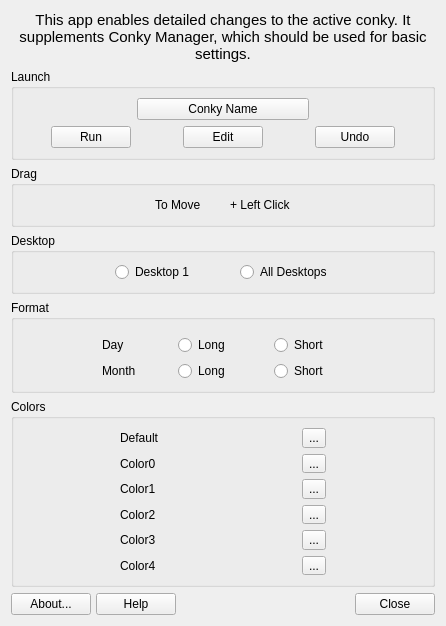
Above: mainwindow.ui from AdrianTM/mx-conky before the change. Below: the same form after it.
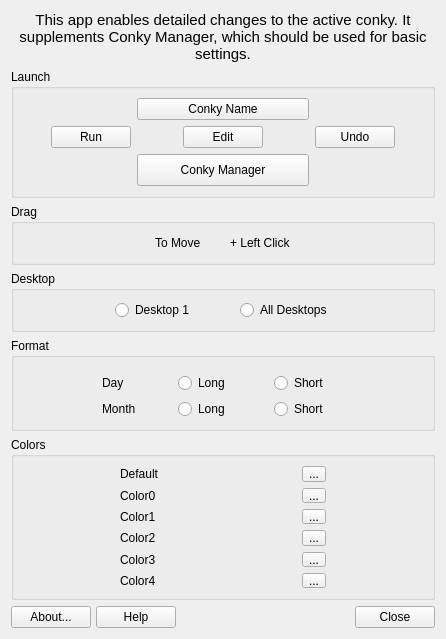
That is the form after the change. Icons and pictures are not drawn.

```diff
--- a/mainwindow.ui
+++ b/mainwindow.ui
@@ -7,7 +7,7 @@
     <x>0</x>
     <y>0</y>
     <width>446</width>
-    <height>626</height>
+    <height>631</height>
    </rect>
   </property>
   <property name="windowTitle">
@@ -160,6 +160,28 @@
         </property>
        </widget>
       </item>
+      <item row="2" column="2" colspan="3">
+       <widget class="QPushButton" name="buttonCM">
+        <property name="sizePolicy">
+         <sizepolicy hsizetype="Minimum" vsizetype="Minimum">
+          <horstretch>0</horstretch>
+          <verstretch>0</verstretch>
+         </sizepolicy>
+        </property>
+        <property name="minimumSize">
+         <size>
+          <width>0</width>
+          <height>32</height>
+         </size>
+        </property>
+        <property name="text">
+         <string>Conky Manager</string>
+        </property>
+        <property name="autoDefault">
+         <bool>false</bool>
+        </property>
+       </widget>
+      </item>
      </layout>
     </widget>
    </item>
```
Left out of the diff: 32 changed lines with no effect on the pictures.
